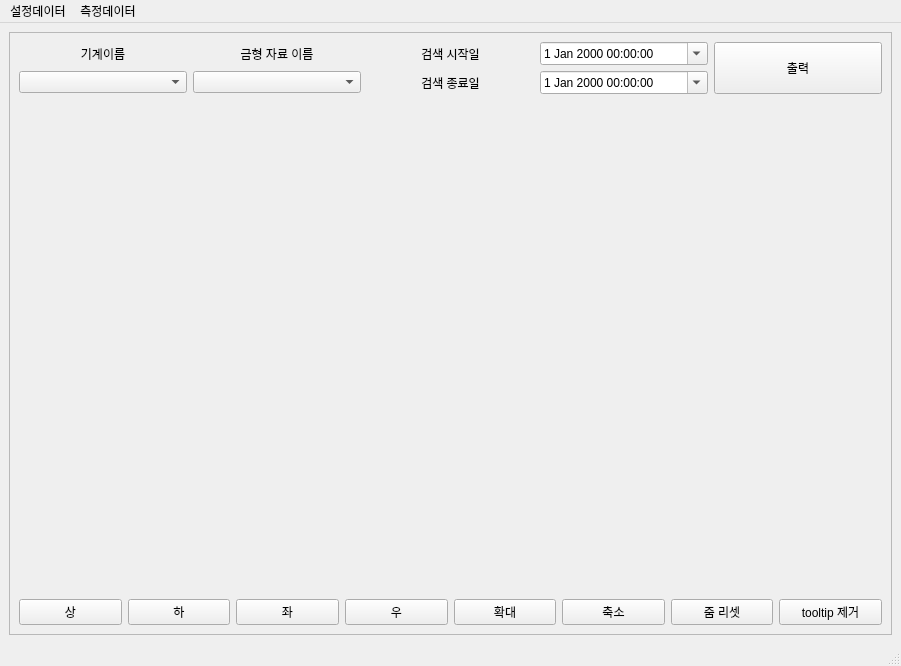
Above: data_graph_m_widget.ui from good7zzang/QT_DBA before the change. Below: the same form after it.
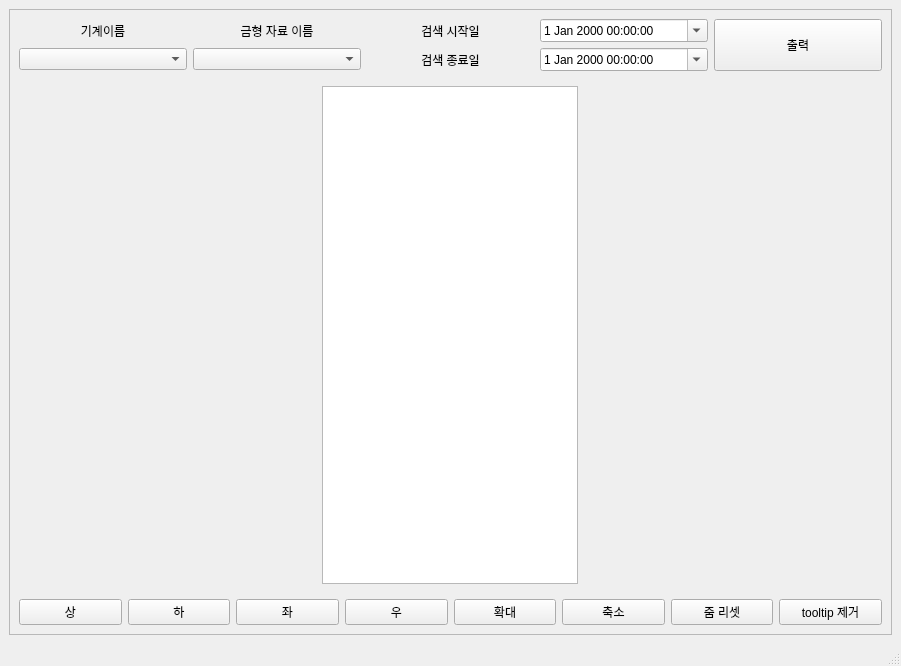
That is the form after the change.

What changed in the file:
```diff
--- a/data_graph_m_widget.ui
+++ b/data_graph_m_widget.ui
@@ -119,6 +119,19 @@
            <item row="0" column="0">
             <layout class="QGridLayout" name="chart_layout"/>
            </item>
+           <item row="0" column="0">
+            <widget class="QTreeView" name="tree_chart_item_list">
+             <property name="sizePolicy">
+              <sizepolicy hsizetype="Maximum" vsizetype="Expanding">
+               <horstretch>0</horstretch>
+               <verstretch>0</verstretch>
+              </sizepolicy>
+             </property>
+             <property name="editTriggers">
+              <set>QAbstractItemView::NoEditTriggers</set>
+             </property>
+            </widget>
+           </item>
           </layout>
          </widget>
         </item>
@@ -197,33 +210,6 @@
      <height>21</height>
     </rect>
    </property>
-   <widget class="QMenu" name="menu">
-    <property name="title">
-     <string>설정데이터</string>
-    </property>
-    <widget class="QMenu" name="menu_3">
-     <property name="title">
-      <string>사출</string>
-     </property>
-     <addaction name="action1"/>
-     <addaction name="action_inj2set"/>
-    </widget>
-    <widget class="QMenu" name="menu_4">
-     <property name="title">
-      <string>계량</string>
-     </property>
-     <addaction name="action_inj1set"/>
-    </widget>
-    <addaction name="menu_3"/>
-    <addaction name="menu_4"/>
-   </widget>
-   <widget class="QMenu" name="menu_2">
-    <property name="title">
-     <string>측정데이터</string>
-    </property>
-   </widget>
-   <addaction name="menu"/>
-   <addaction name="menu_2"/>
   </widget>
   <widget class="QStatusBar" name="statusbar"/>
   <action name="action1">
```
Left out of the diff: 31 changed lines with no effect on the pictures.
